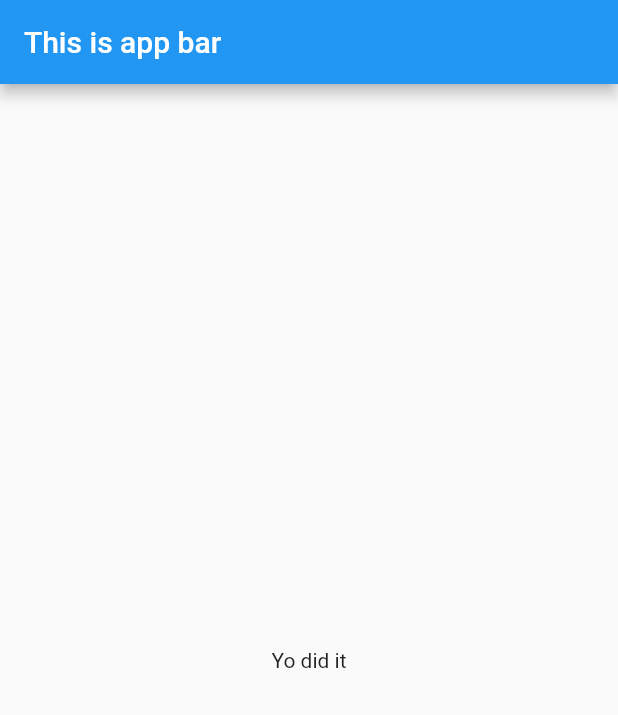
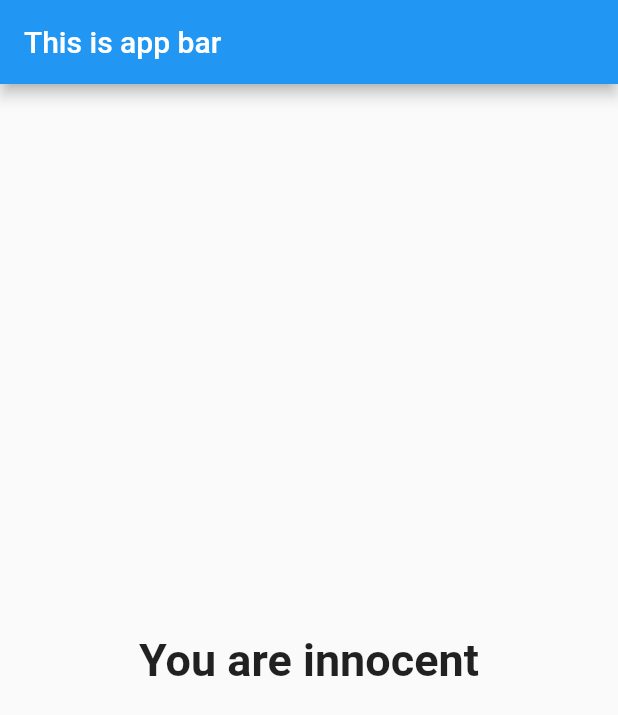
Before and after one commit to yatin9151/flutterchanges, a Flutter app: the screen it shows after launch, after a tap on "Green", after a tap on "Rabbit", after a tap on "CL", on a phone screen of 412 x 824 dp. Shown: the top 715 px of the screen. Run offline on Flutter 3.47's test engine with Material 2 defaults, Android fonts, the phone set to English and light mode, and no system bars.

Commit message:
new addition

```diff
--- a/lib/main.dart
+++ b/lib/main.dart
@@ -9,7 +9,6 @@ void main() => runApp(MyApp());
 class MyApp extends StatefulWidget {
   @override
   State<StatefulWidget> createState() {
-
     return _MyAppState();
   }
 }
@@ -19,21 +18,39 @@ class _MyAppState extends State<MyApp> {
     //from var to const to make value constant because values never change in whole code
     {
       "questionText": "What is your favorite color ?",
-      "answers": ["Green", "White", "Blue", "Black"],
+      "answers": [
+        {"text": "Green", "score": 3},
+        {"text": "White", "score": 1},
+        {"text": "red", "score": 5},
+        {"text": "Black", "score": 10},
+      ],
     },
     {
       "questionText": "What is favorite animal ?",
-      "answers": ["Pigi", "Rabbit", "Horse", "Snake", "Rat"],
+      "answers": [
+        {"text": "Pigi", "score": 1},
+        {"text": "Rabbit", "score": 2},
+        {"text": "Horse", "score": 3},
+        {"text": "Snake", "score": 3},
+        {"text": "Rat", "score": 3},
+      ],
     },
     {
       "questionText": "Who is your favorite sports star ?",
-      "answers": ["LCW", "LD", "CL"],
+      "answers": [
+        {"text": "LCW", "score": 1},
+        {"text": "LD", "score": 2},
+        {"text": "CL", "score": 4},
+      ],
     }
   ];
   var _questionIndex = 0;
-  void _answerQuestion() {
+  var _totalScore = 0;
+
+  void _answerQuestion(int score) {
     setState(() {
       _questionIndex = _questionIndex + 1;
+      _totalScore += score;
     });
   }
 
@@ -65,7 +82,7 @@ class _MyAppState extends State<MyApp> {
                 answerQuestion: _answerQuestion,
                 questions: _questions,
               )
-            : Result(),
+            : Result(_totalScore),
       ),
     );
   }
--- a/lib/quiz.dart
+++ b/lib/quiz.dart
@@ -20,9 +20,9 @@ class Quiz extends StatelessWidget {
           questions[questionIndex]["questionText"],
         ),
 
-        ...(questions[questionIndex]["answers"] as List<String>).map((answer) {
+        ...(questions[questionIndex]["answers"] as List<Map<String, Object>>).map((answer) {
           print(answer);
-          return Answer(answerQuestion, answer);
+          return Answer(() => answerQuestion(answer["score"]), answer["text"]);
         }).toList()
 
         // Answer(_answerQuestion),
--- a/lib/result.dart
+++ b/lib/result.dart
@@ -1,10 +1,30 @@
 import 'package:flutter/material.dart';
 
 class Result extends StatelessWidget {
+  final int resultScore;
+  Result(this.resultScore);
+
+  String get resultPhrase{
+
+    String resultText;
+    if (resultScore <= 14) {
+      print(resultScore);
+       resultText = "You are innocent";
+    }else if(resultScore > 14 && resultScore <= 16){
+      resultText = "You are okish";
+    }else{
+      resultText = "You sucks man!!!";
+    }
+    return resultText;
+  }
+
   @override
   Widget build(BuildContext context) {
     return Center(
-                child: Text("Yo did it"),
-              );
+      child: Text(
+        resultPhrase,
+        style: TextStyle(fontSize: 30, fontWeight: FontWeight.bold),
+      ),
+    );
   }
 }
```
